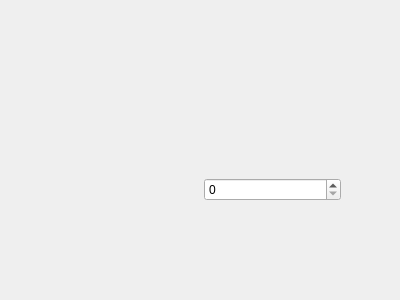
This is GestionDeStock/vente.ui in pawamoy/gestion-de-stock as Qt 5 draws it before an edit. The edited form follows.
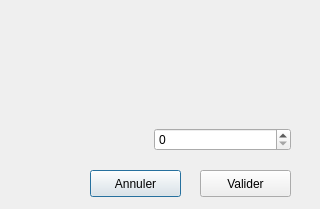
This is the edited form.

Commit message: vente finie

```diff
--- a/GestionDeStock/vente.ui
+++ b/GestionDeStock/vente.ui
@@ -6,18 +6,44 @@
    <rect>
     <x>0</x>
     <y>0</y>
-    <width>400</width>
-    <height>300</height>
+    <width>320</width>
+    <height>209</height>
    </rect>
   </property>
   <property name="windowTitle">
    <string>Dialog</string>
   </property>
+  <widget class="QPushButton" name="annuler">
+   <property name="geometry">
+    <rect>
+     <x>90</x>
+     <y>170</y>
+     <width>91</width>
+     <height>27</height>
+    </rect>
+   </property>
+   <property name="text">
+    <string>Annuler</string>
+   </property>
+  </widget>
+  <widget class="QPushButton" name="valider">
+   <property name="geometry">
+    <rect>
+     <x>200</x>
+     <y>170</y>
+     <width>91</width>
+     <height>27</height>
+    </rect>
+   </property>
+   <property name="text">
+    <string>Valider</string>
+   </property>
+  </widget>
   <widget class="QWidget" name="">
    <property name="geometry">
     <rect>
-     <x>60</x>
-     <y>70</y>
+     <x>10</x>
+     <y>20</y>
      <width>281</width>
      <height>131</height>
     </rect>
```
The commit also changes 5 other files.
